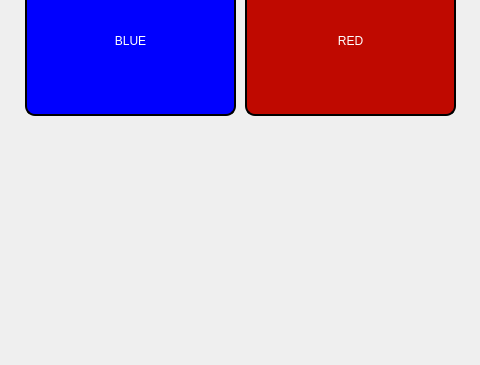
This is SimonGame/mainwindow.ui in UofU-CS3505/cs3505-assignment6-Tuyetminhvu as Qt 5 draws it before an edit; both pictures show x 105 to 585 and y 235 to 600 of the 800 by 600 pixel window. The edited form follows.
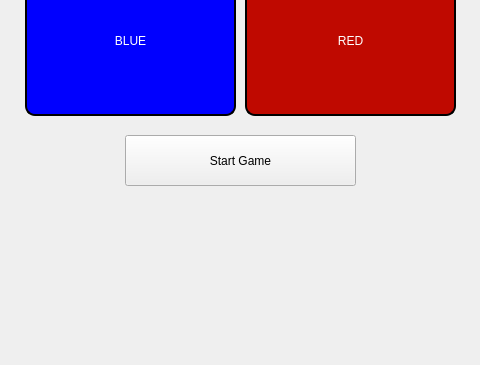
This is the edited form.

Commit message: added a start game button and connected to startGame() slot

Patch:
```diff
--- a/SimonGame/mainwindow.ui
+++ b/SimonGame/mainwindow.ui
@@ -566,6 +566,19 @@
      </rect>
     </property>
    </widget>
+   <widget class="QPushButton" name="startButton">
+    <property name="geometry">
+     <rect>
+      <x>230</x>
+      <y>370</y>
+      <width>231</width>
+      <height>51</height>
+     </rect>
+    </property>
+    <property name="text">
+     <string>Start Game</string>
+    </property>
+   </widget>
   </widget>
   <widget class="QMenuBar" name="menubar">
    <property name="geometry">
```
Left out of the diff: 2 changed lines with no effect on the pictures. The commit also changes 1 other file.
